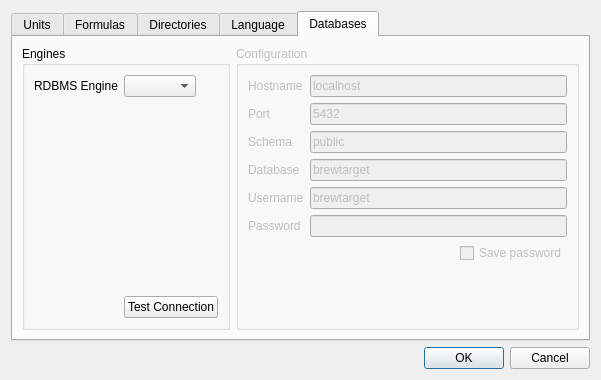
Above: ui/optionsDialog.ui from Brewtarget/brewtarget before the change. Below: the same form after it.
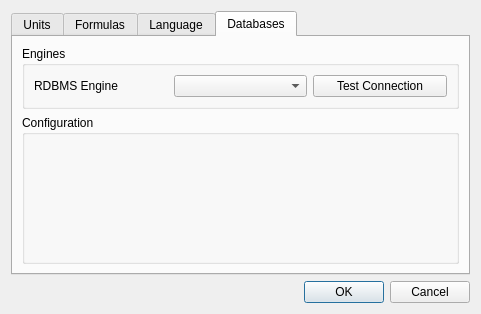
That is the form after the change. Custom widgets are drawn as their Qt base class.

Commit message: Bug/Feature #247 -- Database vanished

```diff
--- a/ui/optionsDialog.ui
+++ b/ui/optionsDialog.ui
@@ -9,14 +9,14 @@
    <rect>
     <x>0</x>
     <y>0</y>
-    <width>601</width>
-    <height>380</height>
+    <width>481</width>
+    <height>314</height>
    </rect>
   </property>
   <property name="windowTitle">
    <string>Options</string>
   </property>
-  <layout class="QVBoxLayout" name="verticalLayout_2">
+  <layout class="QVBoxLayout" name="verticalLayout_3">
    <item>
     <widget class="QTabWidget" name="tabWidget">
      <property name="tabShape">
@@ -218,61 +218,6 @@
        </item>
       </layout>
      </widget>
-     <widget class="QWidget" name="tab_directory">
-      <attribute name="title">
-       <string>Directories</string>
-      </attribute>
-      <layout class="QVBoxLayout" name="verticalLayout_17">
-       <item>
-        <layout class="QHBoxLayout" name="horizontalLayout_4">
-         <item>
-          <widget class="QLabel" name="label_2">
-           <property name="text">
-            <string>Database Directory</string>
-           </property>
-          </widget>
-         </item>
-         <item>
-          <widget class="QLineEdit" name="lineEdit_dbDir">
-           <property name="toolTip">
-            <string>Where your brewtarget .xml files are.</string>
-           </property>
-           <property name="readOnly">
-            <bool>true</bool>
-           </property>
-          </widget>
-         </item>
-         <item>
-          <widget class="QPushButton" name="pushButton_dbDirBrowse">
-           <property name="text">
-            <string>Browse</string>
-           </property>
-          </widget>
-         </item>
-         <item>
-          <widget class="QPushButton" name="pushButton_dbDirDefault">
-           <property name="text">
-            <string>Default</string>
-           </property>
-          </widget>
-         </item>
-        </layout>
-       </item>
-       <item>
-        <spacer name="verticalSpacer_4">
-         <property name="orientation">
-          <enum>Qt::Vertical</enum>
-         </property>
-         <property name="sizeHint" stdset="0">
-          <size>
-           <width>20</width>
-           <height>173</height>
-          </size>
-         </property>
-        </spacer>
-       </item>
-      </layout>
-     </widget>
      <widget class="QWidget" name="tab_language">
       <attribute name="title">
        <string>Language</string>
@@ -332,190 +277,48 @@
       </attribute>
       <layout class="QHBoxLayout" name="horizontalLayout">
        <item>
-        <widget class="QGroupBox" name="groupBox_engine">
-         <property name="title">
-          <string>Engines</string>
-         </property>
-         <layout class="QFormLayout" name="formLayout_4">
-          <property name="fieldGrowthPolicy">
-           <enum>QFormLayout::ExpandingFieldsGrow</enum>
-          </property>
-          <item row="0" column="0">
-           <widget class="QLabel" name="label_engine">
-            <property name="text">
-             <string>RDBMS Engine</string>
-            </property>
-           </widget>
-          </item>
-          <item row="0" column="1">
-           <widget class="QComboBox" name="comboBox_engine"/>
-          </item>
-          <item row="1" column="1">
-           <spacer name="verticalSpacer">
-            <property name="orientation">
-             <enum>Qt::Vertical</enum>
-            </property>
-            <property name="sizeHint" stdset="0">
-             <size>
-              <width>20</width>
-              <height>40</height>
-             </size>
-            </property>
-           </spacer>
-          </item>
-          <item row="2" column="1">
-           <widget class="QPushButton" name="pushButton_testConnection">
-            <property name="text">
-             <string>Test Connection</string>
-            </property>
-           </widget>
-          </item>
-         </layout>
-        </widget>
-       </item>
-       <item>
-        <widget class="QGroupBox" name="groupBox_dbConfig">
-         <property name="enabled">
-          <bool>false</bool>
-         </property>
-         <property name="title">
-          <string>Configuration</string>
-         </property>
-         <property name="configSection" stdset="0">
-          <string notr="true">optionsDialog</string>
-         </property>
-         <layout class="QFormLayout" name="formLayout_2">
-          <property name="fieldGrowthPolicy">
-           <enum>QFormLayout::ExpandingFieldsGrow</enum>
-          </property>
-          <item row="0" column="0">
-           <widget class="QLabel" name="label_hostname">
-            <property name="text">
-             <string>Hostname</string>
-            </property>
-           </widget>
-          </item>
-          <item row="0" column="1">
-           <widget class="BtStringEdit" name="btStringEdit_hostname">
-            <property name="toolTip">
-             <string>PostgresSQL's host name or IP address</string>
-            </property>
-            <property name="text">
-             <string>localhost</string>
-            </property>
-           </widget>
-          </item>
-          <item row="1" column="0">
-           <widget class="QLabel" name="label_portnum">
-            <property name="text">
-             <string>Port</string>
-            </property>
-           </widget>
-          </item>
-          <item row="1" column="1">
-           <widget class="BtStringEdit" name="btStringEdit_portnum">
-            <property name="toolTip">
-             <string>Port the PostgreSQL is listening on</string>
-            </property>
-            <property name="text">
-             <string>5432</string>
-            </property>
-           </widget>
-          </item>
-          <item row="2" column="0">
-           <widget class="QLabel" name="label_schema">
-            <property name="text">
-             <string>Schema</string>
-            </property>
-           </widget>
-          </item>
-          <item row="2" column="1">
-           <widget class="BtStringEdit" name="btStringEdit_schema">
-            <property name="toolTip">
-             <string>The schema containing the database</string>
-            </property>
-            <property name="text">
-             <string>public</string>
-            </property>
-           </widget>
-          </item>
-          <item row="3" column="0">
-           <widget class="QLabel" name="label_dbName">
-            <property name="text">
-             <string>Database</string>
-            </property>
-           </widget>
-          </item>
-          <item row="3" column="1">
-           <widget class="BtStringEdit" name="btStringEdit_dbname">
-            <property name="toolTip">
-             <string>The name of the database</string>
-            </property>
-            <property name="text">
-             <string>brewtarget</string>
-            </property>
-           </widget>
-          </item>
-          <item row="4" column="0">
-           <widget class="QLabel" name="label_username">
-            <property name="text">
-             <string>Username</string>
-            </property>
-           </widget>
-          </item>
-          <item row="4" column="1">
-           <widget class="BtStringEdit" name="btStringEdit_username">
-            <property name="toolTip">
-             <string>User with create/delete table access</string>
-            </property>
-            <property name="text">
-             <string>brewtarget</string>
-            </property>
-           </widget>
-          </item>
-          <item row="5" column="0">
-           <widget class="QLabel" name="label_password">
-            <property name="text">
-             <string>Password</string>
-            </property>
-           </widget>
-          </item>
-          <item row="5" column="1">
-           <widget class="BtStringEdit" name="btStringEdit_password">
-            <property name="toolTip">
-             <string>Password for the user</string>
-            </property>
-            <property name="echoMode">
-             <enum>QLineEdit::Password</enum>
-            </property>
-           </widget>
-          </item>
-          <item row="6" column="1">
-           <layout class="QHBoxLayout" name="horizontalLayout_7">
+        <layout class="QVBoxLayout" name="verticalLayout_2" stretch="0,1">
+         <item>
+          <widget class="QGroupBox" name="groupBox_engine">
+           <property name="title">
+            <string>Engines</string>
+           </property>
+           <layout class="QHBoxLayout" name="horizontalLayout_2">
             <item>
-             <spacer name="horizontalSpacer_3">
-              <property name="orientation">
-               <enum>Qt::Horizontal</enum>
+             <widget class="QLabel" name="label_engine">
+              <property name="text">
+               <string>RDBMS Engine</string>
               </property>
-              <property name="sizeHint" stdset="0">
-               <size>
-                <width>40</width>
-                <height>20</height>
-               </size>
-              </property>
-             </spacer>
+             </widget>
             </item>
             <item>
-             <widget class="QCheckBox" name="checkBox_savePassword">
+             <widget class="QComboBox" name="comboBox_engine"/>
+            </item>
+            <item>
+             <widget class="QPushButton" name="pushButton_testConnection">
               <property name="text">
-               <string>Save password</string>
+               <string>Test Connection</string>
               </property>
              </widget>
             </item>
            </layout>
-          </item>
-         </layout>
-        </widget>
+          </widget>
+         </item>
+         <item>
+          <widget class="QGroupBox" name="groupBox_dbConfig">
+           <property name="enabled">
+            <bool>true</bool>
+           </property>
+           <property name="title">
+            <string>Configuration</string>
+           </property>
+           <property name="configSection" stdset="0">
+            <string notr="true">optionsDialog</string>
+           </property>
+           <layout class="QGridLayout" name="gridLayout"/>
+          </widget>
+         </item>
+        </layout>
        </item>
       </layout>
      </widget>
@@ -533,13 +336,6 @@
    </item>
   </layout>
  </widget>
- <customwidgets>
-  <customwidget>
-   <class>BtStringEdit</class>
-   <extends>QLineEdit</extends>
-   <header>BtLineEdit.h</header>
-  </customwidget>
- </customwidgets>
  <tabstops>
   <tabstop>tabWidget</tabstop>
   <tabstop>lineEdit_dbDir</tabstop>
```
Left out of the diff: 5 changed lines with no effect on the pictures. The commit also changes 6 other files.
